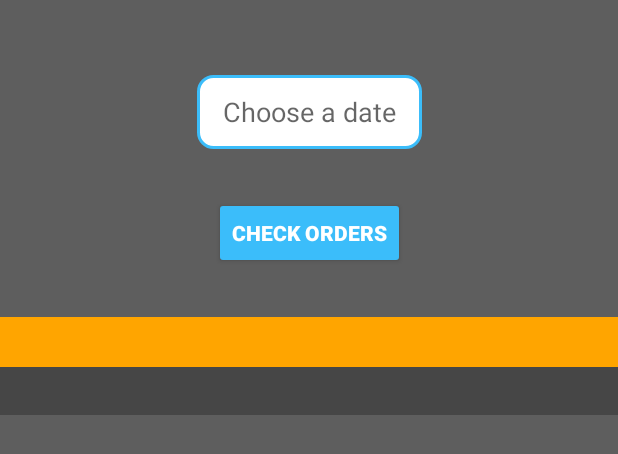
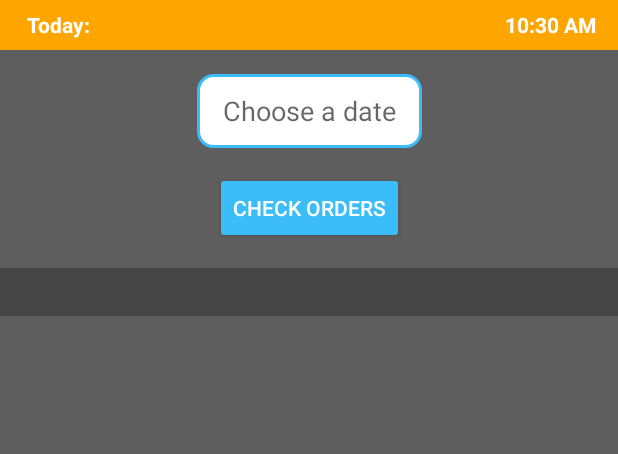
Before and after one commit to biryanify/biryanify-food-order, an Android app: the layout activity_index.xml on its own in the app's theme, with its tools: preview values and no code run, on a phone screen of 412 x 824 dp. Shown: the top 454 px of the screen. Run offline under Robolectric (Android 15) with nearby library versions, the phone set to English and light mode, and no system bars.

Commit message:
Added time in index activity

```diff
--- a/app/src/main/java/com/biryanify/parichay/biryanify/MainActivity.java
+++ b/app/src/main/java/com/biryanify/parichay/biryanify/MainActivity.java
@@ -41,6 +41,7 @@ public class MainActivity extends AppCompatActivity implements onDeleteOrder {
     private static final String TAG = "MainActivity";
 
     SharedPreferences sharedPreferences;
+    SharedPreferences.Editor editor;
     public static final String datePref = "datePref";
     public static final String dbDateKey = "dbDateKey";
     public static final String activeDateKey = "activeDateKey";
@@ -135,7 +136,8 @@ public class MainActivity extends AppCompatActivity implements onDeleteOrder {
                 (DatePicker view, int year, int monthOfYear, int dayOfMonth) -> {
                     Calendar newDate = Calendar.getInstance();
                     newDate.set(year, monthOfYear, dayOfMonth);
-                    instance.dbDate = dbFormat.format(newDate.getTime());
+                    editor.putString(activeDateKey, dbFormat.format(newDate.getTime()));
+                    editor.apply();
                     Intent recursiveIntent = new Intent(view.getContext(), MainActivity.class);
                     recursiveIntent.putExtra("SENDER_KEY", "MainActivity");
                     startActivity(recursiveIntent);
@@ -172,6 +174,7 @@ public class MainActivity extends AppCompatActivity implements onDeleteOrder {
         fragmentManager = getSupportFragmentManager();
 
         sharedPreferences = getSharedPreferences(datePref, Context.MODE_PRIVATE);
+        editor = sharedPreferences.edit();
 
         instance = SingletonDateClass.getInstance();
 
@@ -197,7 +200,6 @@ public class MainActivity extends AppCompatActivity implements onDeleteOrder {
     @Override
     protected void onDestroy() {
         ordersRef.removeEventListener(ordersRefListener);
-        SharedPreferences.Editor editor = sharedPreferences.edit();
         editor.putString(activeDateKey, instance.dbDate);
         editor.apply();
         super.onDestroy();
--- a/app/src/main/res/layout/activity_index.xml
+++ b/app/src/main/res/layout/activity_index.xml
@@ -2,13 +2,13 @@
 <android.support.constraint.ConstraintLayout xmlns:android="http://schemas.android.com/apk/res/android"
     xmlns:app="http://schemas.android.com/apk/res-auto"
     xmlns:tools="http://schemas.android.com/tools"
+    android:id="@+id/constraint_layout"
     android:layout_width="match_parent"
     android:layout_height="match_parent"
     android:background="@color/colorAccent"
     android:orientation="vertical"
     android:visibility="visible"
-    tools:context=".IndexActivity"
-    android:id="@+id/constraint_layout">
+    tools:context=".IndexActivity">
 
     <TextView
         android:id="@+id/getDate"
@@ -17,13 +17,13 @@
         android:layout_height="49dp"
         android:layout_marginEnd="8dp"
         android:layout_marginStart="8dp"
-        android:layout_marginTop="50dp"
+        android:layout_marginTop="16dp"
         android:background="@drawable/rounded_border_edittext"
         android:hint="Choose a date"
         android:textAlignment="center"
         app:layout_constraintEnd_toEndOf="parent"
         app:layout_constraintStart_toStartOf="parent"
-        app:layout_constraintTop_toTopOf="parent" />
+        app:layout_constraintTop_toBottomOf="@+id/date_textview" />
 
     <Button
         android:id="@+id/button_check"
@@ -32,12 +32,11 @@
         android:layout_centerHorizontal="true"
         android:layout_marginEnd="129dp"
         android:layout_marginStart="130dp"
-        android:layout_marginTop="32dp"
-        android:textColor="@color/white"
-        android:textStyle="bold"
+        android:layout_marginTop="16dp"
         android:backgroundTint="#3bbdfa"
         android:text="Check Orders"
         android:textAlignment="center"
+        android:textColor="@color/white"
         app:layout_constraintEnd_toEndOf="parent"
         app:layout_constraintStart_toStartOf="parent"
         app:layout_constraintTop_toBottomOf="@+id/getDate" />
@@ -46,24 +45,54 @@
         android:id="@+id/date_textview"
         android:layout_width="match_parent"
         android:layout_height="33dp"
-        android:layout_marginTop="32dp"
         android:background="@color/date_textview_color"
         android:gravity="center"
         android:textAlignment="center"
         android:textColor="@color/white"
         android:textStyle="bold"
-        app:layout_constraintTop_toBottomOf="@+id/button_check" />
+        app:layout_constraintEnd_toEndOf="parent"
+        app:layout_constraintStart_toStartOf="parent"
+        app:layout_constraintTop_toTopOf="parent" />
+
+    <TextView
+        android:id="@+id/today_textview"
+        android:layout_width="63.8dp"
+        android:layout_height="33dp"
+        android:layout_marginStart="8dp"
+        android:gravity="center"
+        android:text="Today: "
+        android:textAlignment="center"
+        android:textColor="@color/white"
+        android:textStyle="bold"
+        app:layout_constraintStart_toStartOf="@+id/date_textview"
+        app:layout_constraintTop_toTopOf="@+id/date_textview" />
+
+    <TextClock
+        android:id="@+id/clock_textview"
+        android:layout_width="90dp"
+        android:layout_height="33dp"
+        android:format24Hour="hh:mm a"
+        android:gravity="center"
+        android:textAlignment="center"
+        android:textColor="@color/white"
+        android:textStyle="bold"
+        app:layout_constraintEnd_toEndOf="@+id/date_textview"
+        app:layout_constraintTop_toTopOf="@+id/date_textview" />
+
 
     <TextView
         android:id="@+id/totalorder_textview"
         android:layout_width="match_parent"
         android:layout_height="32dp"
+        android:layout_marginTop="16dp"
         android:background="@color/colorPrimary"
         android:gravity="center"
         android:textAlignment="center"
+        android:textColor="@color/white"
         android:textStyle="bold"
-        android:textColor="@color/white"
-        app:layout_constraintTop_toBottomOf="@+id/date_textview" />
+        app:layout_constraintEnd_toEndOf="parent"
+        app:layout_constraintStart_toStartOf="parent"
+        app:layout_constraintTop_toBottomOf="@+id/button_check" />
 
 
     <FrameLayout xmlns:android="http://schemas.android.com/apk/res/android"
@@ -80,4 +109,6 @@
     </FrameLayout>
 
 
+
+
 </android.support.constraint.ConstraintLayout>
```
Also changed, not shown: app/src/main/java/com/biryanify/parichay/biryanify/IndexActivity.java (+74 -66 lines).
